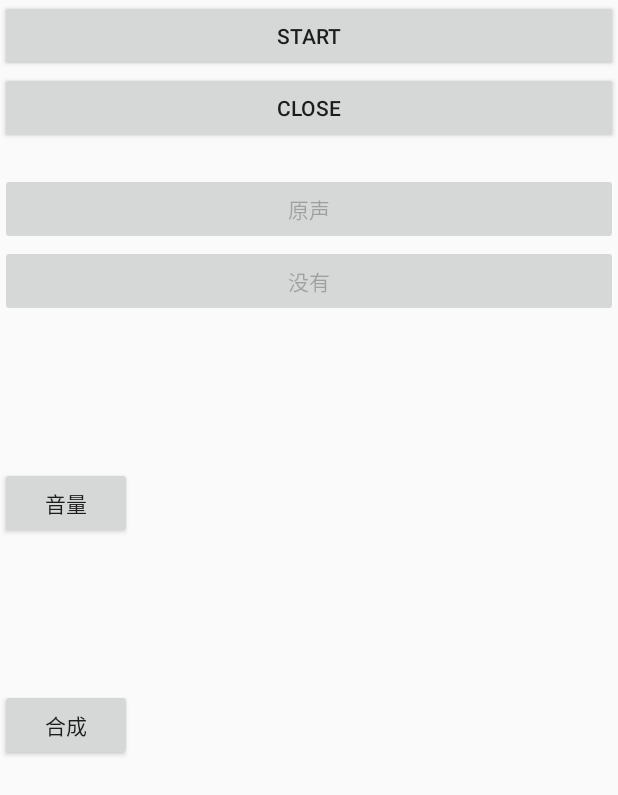
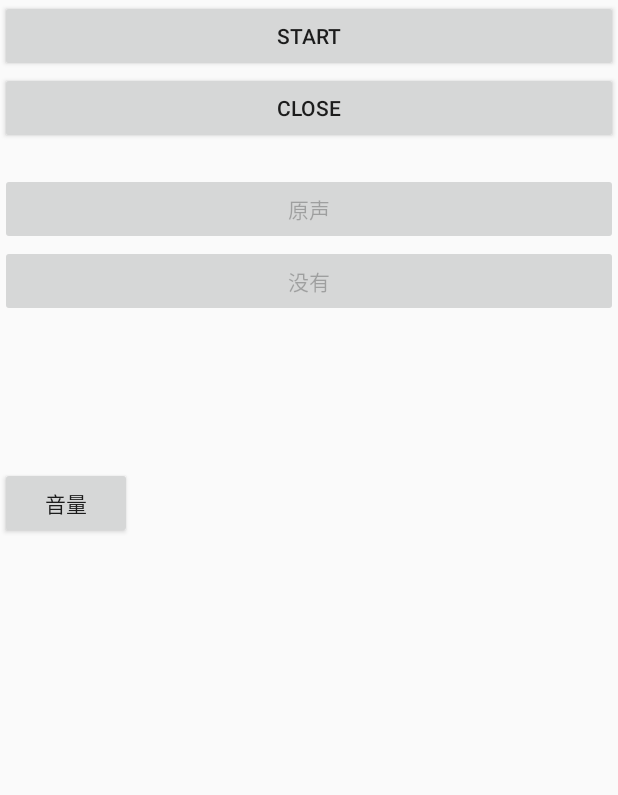
Before and after one commit to JiangAndroidwork/MyAudioPrise, an Android app: the screen it shows after launch (RecordPlayTestNewActivity), on a phone screen of 412 x 824 dp. Shown: the top 795 px of the screen. Run offline under Robolectric (Android 15) with nearby library versions, the phone set to English and light mode, and no system bars.

Commit message:
k歌系统

```diff
--- a/app/src/main/java/com/laojiang/myaudioprise/function/RecordPlayTestNewActivity.java
+++ b/app/src/main/java/com/laojiang/myaudioprise/function/RecordPlayTestNewActivity.java
@@ -133,19 +133,16 @@ public class RecordPlayTestNewActivity extends AppCompatActivity implements OnCl
         bgTimeVew = findViewById(R.id.tv_player_time);
         btVolume = findViewById(R.id.btn_volume);
         btSoundChange = findViewById(R.id.bt_bg_sound_change);
-        btMix = findViewById(R.id.btn_mix);
         btPause = findViewById(R.id.bt_pause);
         btErFan = findViewById(R.id.bt_erfan);
         btSoundChange.setEnabled(false);
         btErFan.setEnabled(false);
         btErFan.setOnClickListener(this);
-        btMix.setOnClickListener(this);
         btPause.setOnClickListener(this);
         btSoundChange.setOnClickListener(this);
         btVolume.setOnClickListener(this);
         btStart.setOnClickListener(this);
         this.setTitle("耳返");
-
 
         init();
 
@@ -232,16 +229,7 @@ public class RecordPlayTestNewActivity extends AppCompatActivity implements OnCl
             case R.id.bt_bg_sound_change://原声伴奏切换
                 changeBgSound();
                 break;
-            case R.id.btn_mix://合成
-                stopAll();
 
-
-                AudioFunction.BeginComposeAudio(Constant.getPCM() + "source.pcm", Constant.banzouPcm, Constant.getLocalPath() + "record/mix.mp3", false,
-                        com.jhl.audiolibrary.Constant.VoiceWeight, com.jhl.audiolibrary.Constant.VoiceBackgroundWeight,
-                        -1 * com.jhl.audiolibrary.Constant.MusicCutEndOffset / 2 * com.jhl.audiolibrary.Constant.RecordDataNumberInOneSecond, this);
-
-
-                break;
             case R.id.bt_pause:
                 if (btPause.getText().equals("暂停录音")) {
                     RecorderEngine.getInstance().pauseRecordVoice();
--- a/app/src/main/res/layout/activity_player.xml
+++ b/app/src/main/res/layout/activity_player.xml
@@ -44,10 +44,4 @@
         android:layout_marginTop="100dp"
        android:text="音量" />
 
-    <Button
-        android:id="@+id/btn_mix"
-        android:layout_width="wrap_content"
-        android:layout_height="wrap_content"
-        android:layout_marginTop="100dp"
-        android:text="合成" />
 </LinearLayout>
--- a/audiolibrary/src/main/java/com/jhl/audiolibrary/utils/AudioEncodeUtil.java
+++ b/audiolibrary/src/main/java/com/jhl/audiolibrary/utils/AudioEncodeUtil.java
@@ -340,7 +340,7 @@ public class AudioEncodeUtil {
         header.fileLength = TOTAL_SIZE + (44 - 8);
         header.FmtHdrLeth = 16;
         header.BitsPerSample = 16;
-        header.Channels = 2;
+        header.Channels = 1;
         header.FormatTag = 0x0001;
         header.SamplesPerSec = 44100;
         header.BlockAlign = (short) (header.Channels * header.BitsPerSample / 8);
```
